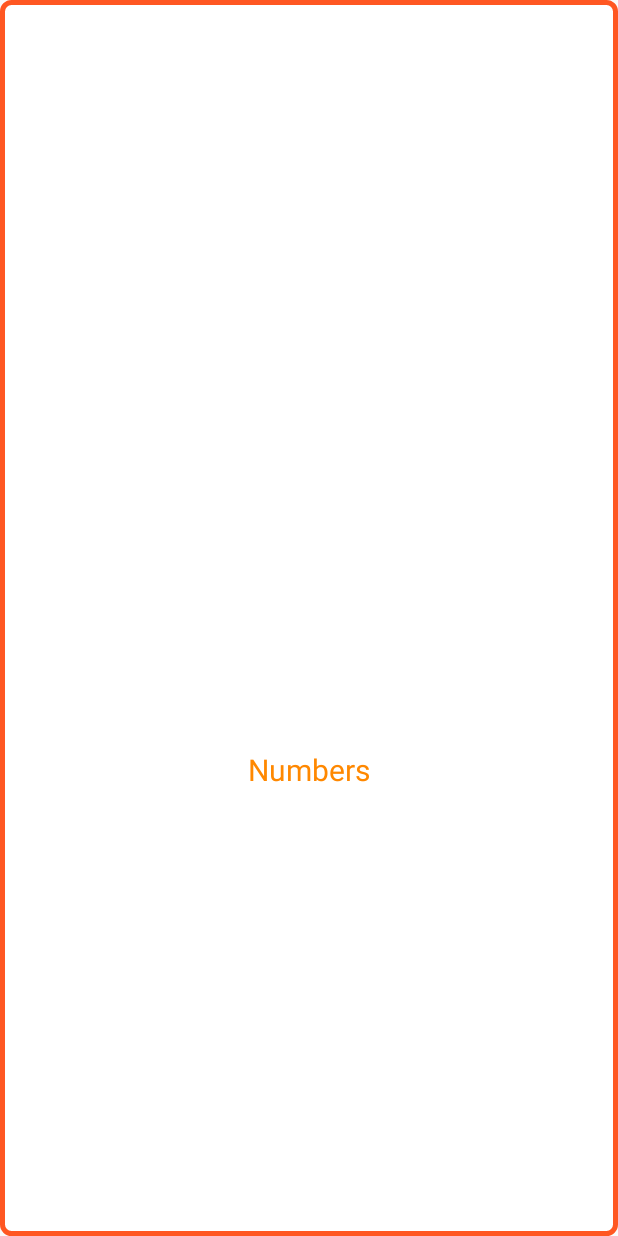
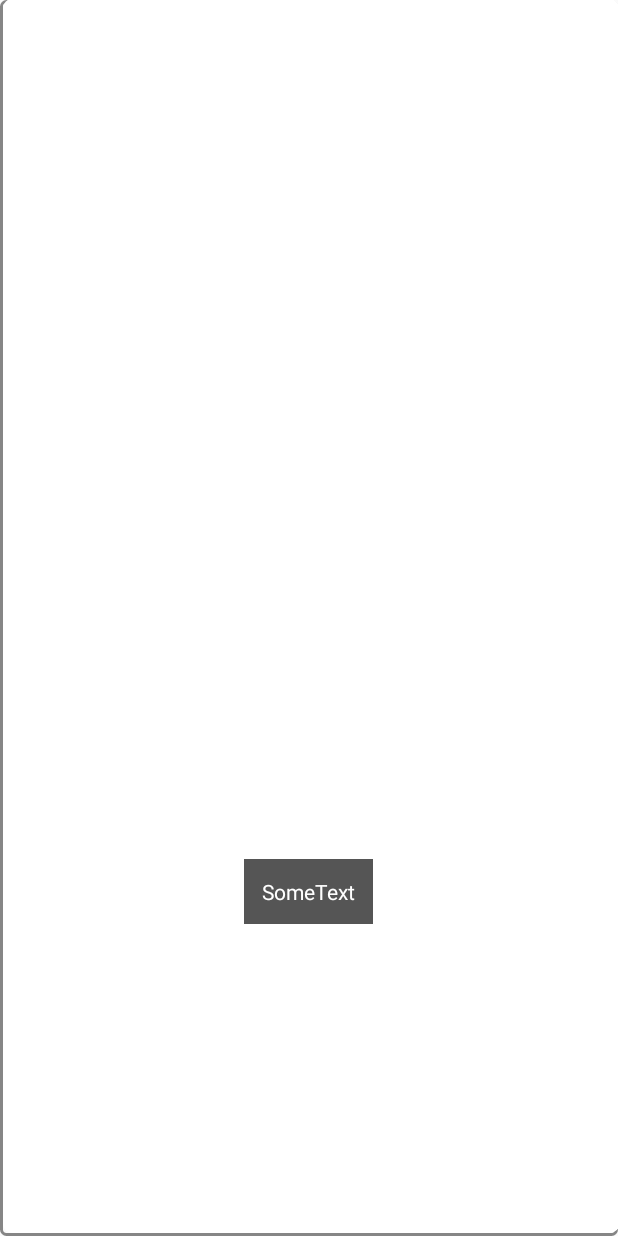
Before and after one commit to ZviMints/RentMe, an Android app: the layout row_item.xml on its own in the app's theme, with its tools: preview values and no code run, on a phone screen of 412 x 824 dp. Run offline under Robolectric (Android 15) with nearby library versions, the phone set to English and light mode, and no system bars.

Commit message:
Fix Category

```diff
--- a/app/src/main/res/drawable/border.xml
+++ b/app/src/main/res/drawable/border.xml
@@ -1,7 +1,31 @@
-<?xml version="1.0" encoding="UTF-8"?>
-<shape xmlns:android= "http://schemas.android.com/apk/res/android"
-    android:shape="rectangle">
-    <solid android:color="#fff"/>
-    <stroke android:width="3dp" android:color="#FF5722"/>
-    <corners android:radius="6dp"/>
-</shape>
+<?xml version="1.0" encoding="utf-8"?>
+<layer-list xmlns:android="http://schemas.android.com/apk/res/android"
+    android:shape="rectangle" >
+
+    <item>
+        <shape>
+            <!-- set the shadow color here -->
+            <stroke
+                android:width="2dp"
+                android:color="#7000" />
+            <!-- setting the thickness of shadow (positive value will give shadow on that side) -->
+
+            <padding
+                android:bottom="2dp"
+                android:left="2dp"
+                android:right="-1dp"
+                android:top="-1dp" />
+
+            <corners android:radius="3dp" />
+        </shape>
+    </item>
+
+    <!-- Background -->
+
+    <item>
+        <shape>
+            <solid android:color="#fff" />
+            <corners android:radius="6dp" />
+        </shape>
+    </item>
+</layer-list>
--- a/app/src/main/res/layout/row_item.xml
+++ b/app/src/main/res/layout/row_item.xml
@@ -1,6 +1,6 @@
 <?xml version="1.0" encoding="utf-8"?>
 
-<LinearLayout
+<RelativeLayout
     xmlns:android="http://schemas.android.com/apk/res/android"
     android:orientation="vertical"
     android:layout_width="fill_parent"
@@ -12,15 +12,19 @@
     <ImageView
         android:layout_width="fill_parent"
         android:layout_height="200dp"
+        android:scaleType="centerCrop"
         android:id="@+id/image_view"/>
 
     <TextView
+        android:id="@+id/text_view"
         android:layout_width="wrap_content"
         android:layout_height="wrap_content"
-        android:id="@+id/text_view"
-        android:text="Numbers"
-        android:textSize="20sp"
-        android:layout_marginTop="2dp"
-        android:textColor="@android:color/holo_orange_dark"/>
+        android:layout_gravity="center_horizontal"
+        android:layout_marginBottom="20dip"
+        android:background="#AA000000"
+        android:layout_centerInParent="true"
+        android:padding="12dip"
+        android:text="SomeText"
+        android:textColor="#ffffffff"/>
 
-</LinearLayout>
+</RelativeLayout>
```
